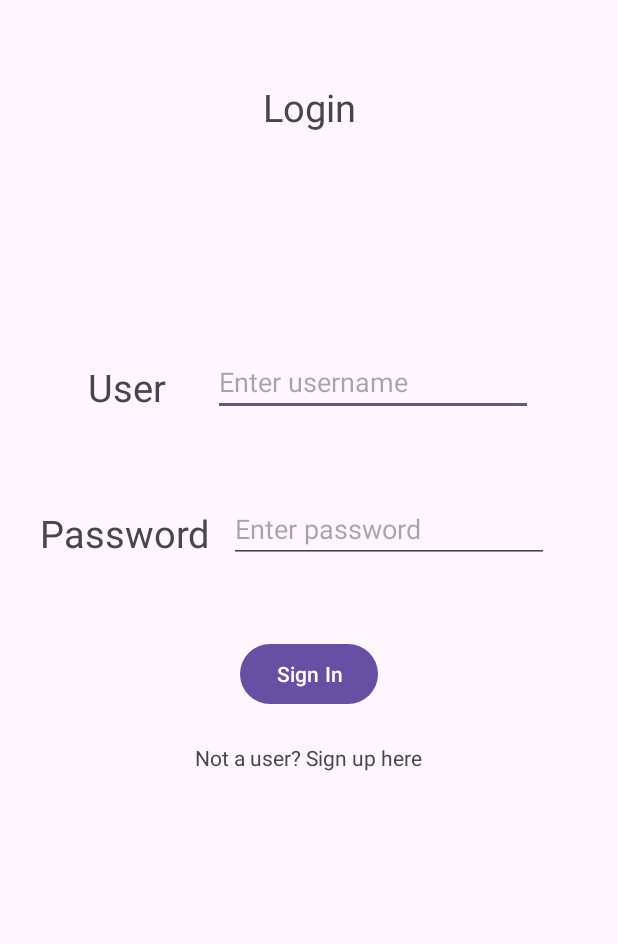
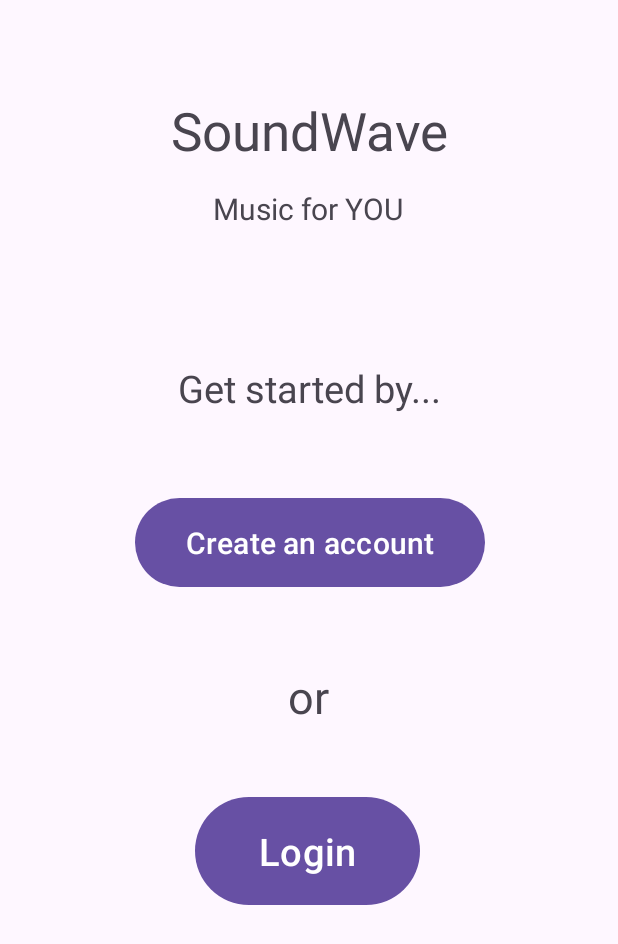
Before and after one commit to jeslynsee/Project2_Sound_Wave, an Android app: the screen it shows after launch (MainActivity before the commit, Starting_Page after it), on a phone screen of 412 x 824 dp. Shown: the top 944 px of the screen. Run offline under Robolectric (Android 15) with nearby library versions, the phone set to English and light mode, and no system bars.

Commit message:
Set up User DAO and User entity. Created Starting Page and linked/wired up buttons. Renamed MainActivity to Starting_Page and made Starting_Page the launcher activity

```diff
--- a/app/src/main/AndroidManifest.xml
+++ b/app/src/main/AndroidManifest.xml
@@ -13,10 +13,13 @@
         android:theme="@style/Theme.Project2_Sound_Wave"
         tools:targetApi="31">
         <activity
+            android:name=".Login_Page"
+            android:exported="true" />
+        <activity
             android:name=".Sign_Up_Page"
             android:exported="false" />
         <activity
-            android:name=".MainActivity"
+            android:name=".Starting_Page"
             android:exported="true">
             <intent-filter>
                 <action android:name="android.intent.action.MAIN" />
--- /dev/null
+++ b/app/src/main/java/com/example/project2_sound_wave/Starting_Page.java
@@ -0,0 +1,42 @@
+package com.example.project2_sound_wave;
+
+import androidx.appcompat.app.AppCompatActivity;
+
+import android.content.Context;
+import android.content.Intent;
+import android.os.Bundle;
+import android.view.View;
+
+import com.example.project2_sound_wave.databinding.ActivityStartingPageBinding;
+
+public class Starting_Page extends AppCompatActivity {
+    ActivityStartingPageBinding binding;
+    @Override
+    protected void onCreate(Bundle savedInstanceState) {
+        super.onCreate(savedInstanceState);
+        binding = ActivityStartingPageBinding.inflate(getLayoutInflater());
+        setContentView(binding.getRoot());
+
+        binding.createAnAccountButton.setOnClickListener(new View.OnClickListener() {
+            @Override
+            public void onClick(View v) {
+                Intent intent = Sign_Up_Page.signUpIntentFactory(getApplicationContext());
+                startActivity(intent);
+            }
+        });
+
+        binding.startingPageLoginButton.setOnClickListener(new View.OnClickListener() {
+            @Override
+            public void onClick(View v) {
+                Intent intent = Login_Page.loginIntentFactory(getApplicationContext());
+                startActivity(intent);
+            }
+        });
+    }
+
+    public static Intent startingPageIntentFactory(Context context) {
+        Intent intent = new Intent(context, Starting_Page.class);
+        return intent;
+    }
+
+}
--- a/app/src/main/res/layout/activity_main.xml
+++ b/app/src/main/res/layout/activity_login_page.xml
@@ -4,7 +4,7 @@
     xmlns:tools="http://schemas.android.com/tools"
     android:layout_width="match_parent"
     android:layout_height="match_parent"
-    tools:context=".MainActivity">
+    tools:context=".Login_Page">
 
     <TextView
         android:layout_width="wrap_content"
--- /dev/null
+++ b/app/src/main/res/layout/activity_starting_page.xml
@@ -0,0 +1,83 @@
+<?xml version="1.0" encoding="utf-8"?>
+<androidx.constraintlayout.widget.ConstraintLayout xmlns:android="http://schemas.android.com/apk/res/android"
+    xmlns:app="http://schemas.android.com/apk/res-auto"
+    xmlns:tools="http://schemas.android.com/tools"
+    android:layout_width="match_parent"
+    android:layout_height="match_parent"
+    tools:context=".Starting_Page">
+
+    <TextView
+        android:id="@+id/soundWave_textView"
+        android:layout_width="213dp"
+        android:layout_height="70dp"
+        android:layout_marginTop="52dp"
+        android:gravity="center"
+        android:text="@string/soundwave"
+        android:textSize="35sp"
+        app:layout_constraintEnd_toEndOf="parent"
+        app:layout_constraintHorizontal_bias="0.5"
+        app:layout_constraintStart_toStartOf="parent"
+        app:layout_constraintTop_toTopOf="parent" />
+
+    <TextView
+        android:id="@+id/music_for_you_textView"
+        android:layout_width="wrap_content"
+        android:layout_height="wrap_content"
+        android:layout_marginTop="3dp"
+        android:text="@string/music_for_you"
+        android:textSize="20sp"
+        app:layout_constraintBottom_toBottomOf="parent"
+        app:layout_constraintEnd_toEndOf="parent"
+        app:layout_constraintHorizontal_bias="0.498"
+        app:layout_constraintStart_toStartOf="parent"
+        app:layout_constraintTop_toBottomOf="@+id/soundWave_textView"
+        app:layout_constraintVertical_bias="0.0" />
+
+    <TextView
+        android:id="@+id/get_started_textView"
+        android:layout_width="wrap_content"
+        android:layout_height="wrap_content"
+        android:text="@string/get_started_by"
+        android:textSize="25sp"
+        app:layout_constraintBottom_toBottomOf="parent"
+        app:layout_constraintEnd_toEndOf="parent"
+        app:layout_constraintStart_toStartOf="parent"
+        app:layout_constraintTop_toBottomOf="@+id/music_for_you_textView"
+        app:layout_constraintVertical_bias="0.139" />
+
+    <Button
+        android:id="@+id/create_an_account_button"
+        android:layout_width="233dp"
+        android:layout_height="67dp"
+        android:layout_marginTop="52dp"
+        android:text="@string/create_an_account"
+        android:textSize="20sp"
+        app:layout_constraintEnd_toEndOf="@id/get_started_textView"
+        app:layout_constraintStart_toStartOf="@id/get_started_textView"
+        app:layout_constraintTop_toBottomOf="@id/get_started_textView" />
+
+    <TextView
+        android:id="@+id/or_textView"
+        android:layout_width="100dp"
+        android:layout_height="50dp"
+        android:layout_marginTop="44dp"
+        android:gravity="center"
+        android:text="@string/or"
+        android:textSize="30sp"
+        app:layout_constraintEnd_toEndOf="@id/create_an_account_button"
+        app:layout_constraintHorizontal_bias="0.488"
+        app:layout_constraintStart_toStartOf="@id/create_an_account_button"
+        app:layout_constraintTop_toBottomOf="@id/create_an_account_button" />
+
+    <Button
+        android:id="@+id/starting_page_login_button"
+        android:layout_width="150dp"
+        android:layout_height="80dp"
+        android:layout_marginTop="132dp"
+        android:text="@string/login"
+        android:textSize="25sp"
+        app:layout_constraintEnd_toEndOf="@id/create_an_account_button"
+        app:layout_constraintHorizontal_bias="0.481"
+        app:layout_constraintStart_toStartOf="@id/create_an_account_button"
+        app:layout_constraintTop_toBottomOf="@id/create_an_account_button" />
+</androidx.constraintlayout.widget.ConstraintLayout>
--- a/app/src/main/res/values/strings.xml
+++ b/app/src/main/res/values/strings.xml
@@ -9,4 +9,10 @@
     <string name="not_a_user_sign_up_here">Not a user? Sign up here</string>
     <string name="sign_up">Sign Up</string>
     <string name="sign_up_buttonLabel">Sign Up!</string>
+    <string name="soundwave">SoundWave</string>
+    <string name="music_for_you">Music for YOU</string>
+    <string name="get_started_by">Get started by...</string>
+    <string name="create_an_account">Create an account</string>
+    <string name="or">or</string>
+    <string name="already_have_an_account_sign_in_here">Already have an account? Sign in here</string>
 </resources>
```
Also changed, not shown: app/src/main/java/com/example/project2_sound_wave/Login_Page.java (renamed from app/src/main/java/com/example/project2_sound_wave/MainActivity.java, +16 -5 lines), app/src/main/java/com/example/project2_sound_wave/Sign_Up_Page.java (+8 -1 lines), app/src/main/java/com/example/project2_sound_wave/database/SoundWaveDatabase.java (+19 -7 lines), app/src/main/java/com/example/project2_sound_wave/database/SoundWaveRepository.java (+15 -5 lines), app/src/main/java/com/example/project2_sound_wave/database/UserDAO.java (added, +26 -0 lines), app/src/main/java/com/example/project2_sound_wave/database/entities/SoundWave.java (+14 -3 lines), app/src/main/java/com/example/project2_sound_wave/database/entities/User.java (added, +70 -0 lines), app/src/main/res/layout/activity_sign_up_page.xml (+13 -1 lines).
